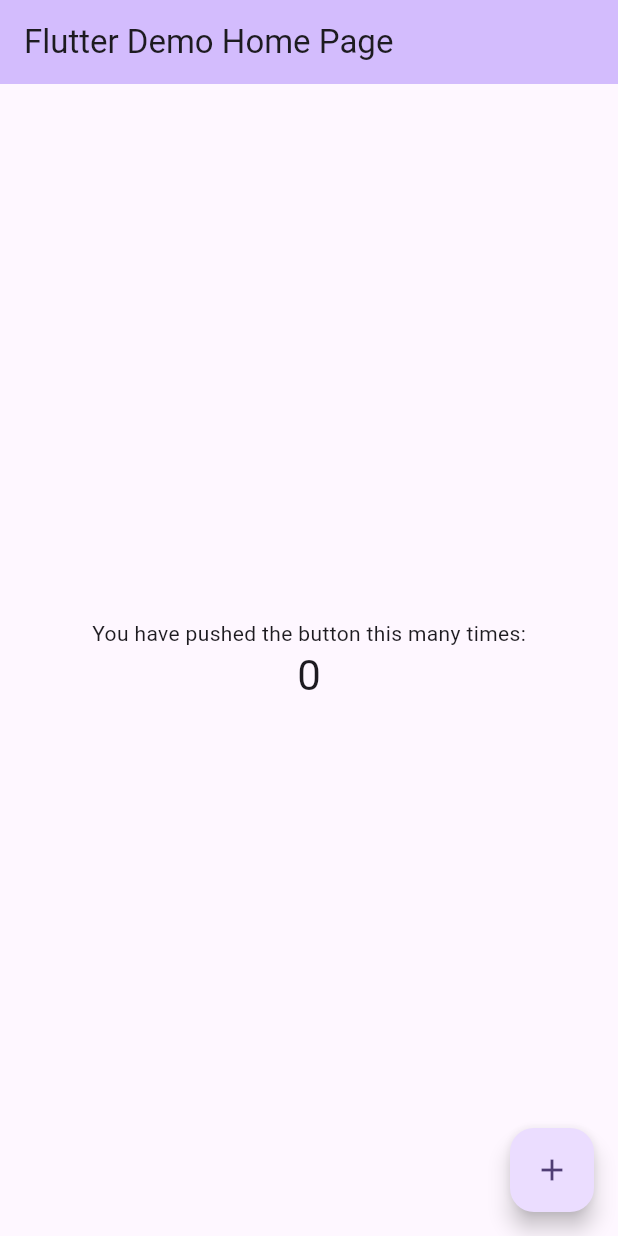
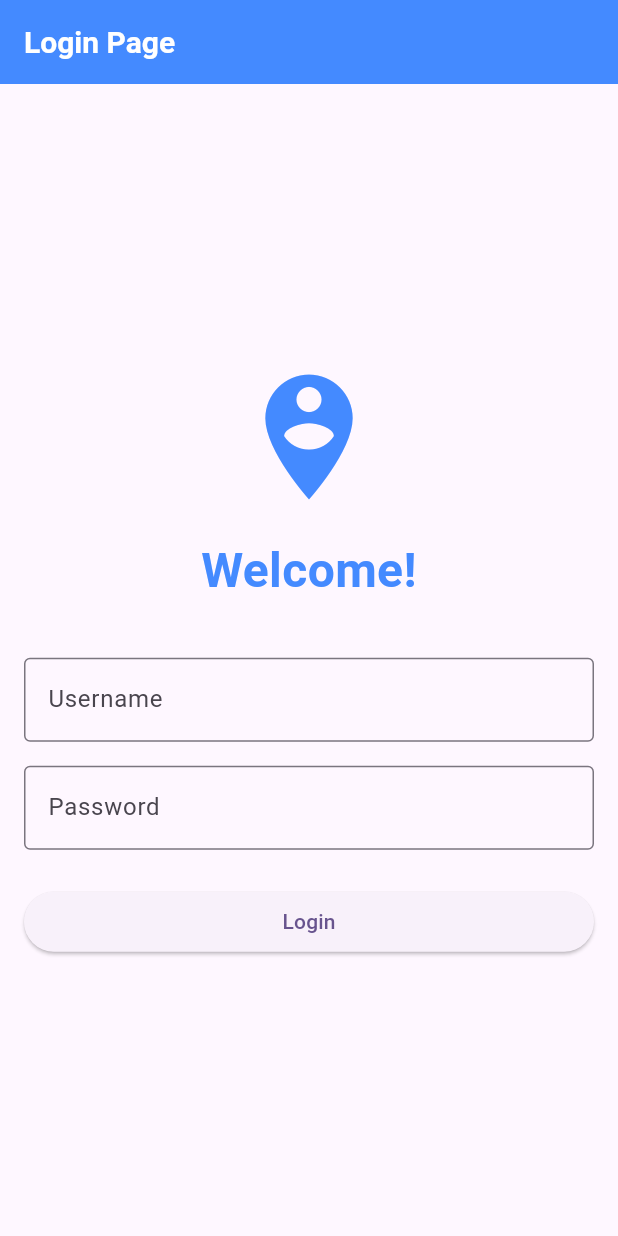
Before and after one commit to Tab-Febrian/todo-list-app-22-33, a Flutter app: the screen it shows after launch, on a phone screen of 412 x 824 dp. Run offline on Flutter 3.47's test engine with Material 3 defaults, Android fonts, the phone set to English and light mode, and no system bars; our stand-ins replace get.

Commit message:
feat(login): add dummy login page

```diff
--- /dev/null
+++ b/lib/Pages/login_page.dart
@@ -0,0 +1,75 @@
+import 'package:flutter/material.dart';
+
+class LoginPage extends StatelessWidget {
+  const LoginPage({Key? key}) : super(key: key);
+
+  @override
+  Widget build(BuildContext context) {
+    return Scaffold(
+      appBar: AppBar(
+        title: Text(
+          "Login Page",
+          style: TextStyle(fontSize: 20, fontWeight: FontWeight.bold),
+        ),
+        backgroundColor: Colors.blueAccent,
+        foregroundColor: Colors.white,
+      ),
+      body: Padding(
+        padding: const EdgeInsets.all(16),
+        child: Column(
+          mainAxisAlignment: MainAxisAlignment.center,
+          children: <Widget>[
+            const Icon(
+              Icons.person_pin_circle,
+              size: 100,
+              color: Colors.blueAccent,
+            ),
+            const SizedBox(height: 16),
+            const Text(
+              'Welcome!',
+              style: TextStyle(
+                fontSize: 32,
+                fontWeight: FontWeight.bold,
+                color: Colors.blueAccent,
+              ),
+              textAlign: TextAlign.center,
+            ),
+            const SizedBox(height: 35),
+            const TextField(
+              decoration: InputDecoration(
+                labelText: 'Username',
+                border: OutlineInputBorder(),
+              ),
+            ),
+            const SizedBox(height: 16),
+            const TextField(
+              obscureText: true,
+              decoration: InputDecoration(
+                labelText: 'Password',
+                border: OutlineInputBorder(),
+              ),
+            ),
+            const SizedBox(height: 24),
+            ElevatedButton(
+              onPressed: () {
+                // TODO: Tambahkan logika autentikasi di sini.
+                // if (username == 'admin' && password == '123') {
+                //   Get.ToNamed(AppRoutes.home);
+                // } else {
+                //   Get.snackbar('Error', 'Username atau password salah.');
+                // }
+              },
+              style: ElevatedButton.styleFrom(
+                minimumSize: const Size(
+                  double.infinity,
+                  40,
+                ),
+              ),
+              child: const Text('Login'),
+            ),
+          ],
+        ),
+      ),
+    );
+  }
+}
--- /dev/null
+++ b/lib/Routes/pages.dart
@@ -0,0 +1,11 @@
+import 'package:get/get.dart';
+import 'package:todo_list_app/Routes/routes.dart';
+import 'package:todo_list_app/Pages/login_page.dart';
+
+class AppPages{
+  // Array Pages
+  static final pages = [
+    // GetPage(name: AppRoutes.home, page: () => HomePage()),
+    GetPage(name: AppRoutes.login, page: () => LoginPage()),
+  ];
+}
--- /dev/null
+++ b/lib/Routes/routes.dart
@@ -0,0 +1,4 @@
+class AppRoutes {
+  // static const String home = "/home";
+  static const String login = "/login";
+}
--- a/lib/main.dart
+++ b/lib/main.dart
@@ -1,4 +1,7 @@
 import 'package:flutter/material.dart';
+import 'package:get/get.dart';
+import 'package:todo_list_app/Routes/pages.dart';
+import 'package:todo_list_app/Routes/routes.dart';
 
 void main() {
   runApp(const MyApp());
@@ -7,116 +10,15 @@ void main() {
 class MyApp extends StatelessWidget {
   const MyApp({super.key});
 
-  // This widget is the root of your application.
   @override
   Widget build(BuildContext context) {
-    return MaterialApp(
-      title: 'Flutter Demo',
+    return GetMaterialApp(
+      title: 'Todo List App',
       theme: ThemeData(
-        // This is the theme of your application.
-        //
-        // TRY THIS: Try running your application with "flutter run". You'll see
-        // the application has a purple toolbar. Then, without quitting the app,
-        // try changing the seedColor in the colorScheme below to Colors.green
-        // and then invoke "hot reload" (save your changes or press the "hot
-        // reload" button in a Flutter-supported IDE, or press "r" if you used
-        // the command line to start the app).
-        //
-        // Notice that the counter didn't reset back to zero; the application
-        // state is not lost during the reload. To reset the state, use hot
-        // restart instead.
-        //
-        // This works for code too, not just values: Most code changes can be
-        // tested with just a hot reload.
         colorScheme: ColorScheme.fromSeed(seedColor: Colors.deepPurple),
       ),
-      home: const MyHomePage(title: 'Flutter Demo Home Page'),
+      initialRoute: AppRoutes.login,
+      getPages: AppPages.pages,
     );
   }
 }
-
-class MyHomePage extends StatefulWidget {
-  const MyHomePage({super.key, required this.title});
-
-  // This widget is the home page of your application. It is stateful, meaning
-  // that it has a State object (defined below) that contains fields that affect
-  // how it looks.
-
-  // This class is the configuration for the state. It holds the values (in this
-  // case the title) provided by the parent (in this case the App widget) and
-  // used by the build method of the State. Fields in a Widget subclass are
-  // always marked "final".
-
-  final String title;
-
-  @override
-  State<MyHomePage> createState() => _MyHomePageState();
-}
-
-class _MyHomePageState extends State<MyHomePage> {
-  int _counter = 0;
-
-  void _incrementCounter() {
-    setState(() {
-      // This call to setState tells the Flutter framework that something has
-      // changed in this State, which causes it to rerun the build method below
-      // so that the display can reflect the updated values. If we changed
-      // _counter without calling setState(), then the build method would not be
-      // called again, and so nothing would appear to happen.
-      _counter++;
-    });
-  }
-
-  @override
-  Widget build(BuildContext context) {
-    // This method is rerun every time setState is called, for instance as done
-    // by the _incrementCounter method above.
-    //
-    // The Flutter framework has been optimized to make rerunning build methods
-    // fast, so that you can just rebuild anything that needs updating rather
-    // than having to individually change instances of widgets.
-    return Scaffold(
-      appBar: AppBar(
-        // TRY THIS: Try changing the color here to a specific color (to
-        // Colors.amber, perhaps?) and trigger a hot reload to see the AppBar
-        // change color while the other colors stay the same.
-        backgroundColor: Theme.of(context).colorScheme.inversePrimary,
-        // Here we take the value from the MyHomePage object that was created by
-        // the App.build method, and use it to set our appbar title.
-        title: Text(widget.title),
-      ),
-      body: Center(
-        // Center is a layout widget. It takes a single child and positions it
-        // in the middle of the parent.
-        child: Column(
-          // Column is also a layout widget. It takes a list of children and
-          // arranges them vertically. By default, it sizes itself to fit its
-          // children horizontally, and tries to be as tall as its parent.
-          //
-          // Column has various properties to control how it sizes itself and
-          // how it positions its children. Here we use mainAxisAlignment to
-          // center the children vertically; the main axis here is the vertical
-          // axis because Columns are vertical (the cross axis would be
-          // horizontal).
-          //
-          // TRY THIS: Invoke "debug painting" (choose the "Toggle Debug Paint"
-          // action in the IDE, or press "p" in the console), to see the
-          // wireframe for each widget.
-          mainAxisAlignment: MainAxisAlignment.center,
-          children: <Widget>[
-            const Text('You have pushed the button this many times:'),
-            Text(
-              '$_counter',
-              style: Theme.of(context).textTheme.headlineMedium,
-            ),
-          ],
-        ),
-      ),
-      floatingActionButton: FloatingActionButton(
-        onPressed: _incrementCounter,
-        tooltip: 'Increment',
-        child: const Icon(Icons.add),
-      ), // This trailing comma makes auto-formatting nicer for build methods.
-    );
-  }
-}
--- a/pubspec.yaml
+++ b/pubspec.yaml
@@ -34,6 +34,7 @@ dependencies:
   # The following adds the Cupertino Icons font to your application.
   # Use with the CupertinoIcons class for iOS style icons.
   cupertino_icons: ^1.0.8
+  get: ^4.7.2
 
 dev_dependencies:
   flutter_test:
```
Also changed, not shown: pubspec.lock.
